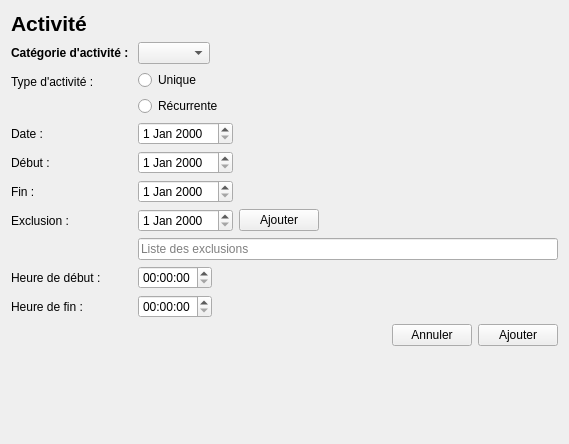
The window that GUI/activite.ui (samueldrouin/PyGuide) describes before a commit, drawn with Qt 5.
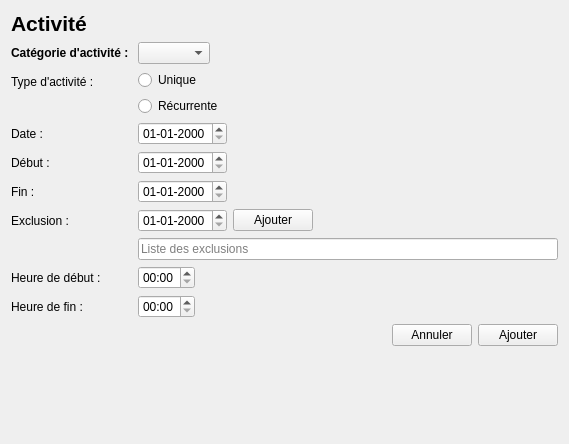
The same window after the commit.

Commit message: Updated date format to dd-MM-yyyy and time to hh:mm

```diff
--- a/GUI/activite.ui
+++ b/GUI/activite.ui
@@ -107,7 +107,11 @@
      <item row="2" column="1">
       <layout class="QHBoxLayout" name="horizontalLayout_4">
        <item>
-        <widget class="QDateEdit" name="ded_unique"/>
+        <widget class="QDateEdit" name="ded_unique">
+         <property name="displayFormat">
+          <string notr="true">dd-MM-yyyy</string>
+         </property>
+        </widget>
        </item>
        <item>
         <spacer name="horizontalSpacer">
@@ -134,7 +138,11 @@
      <item row="3" column="1">
       <layout class="QHBoxLayout" name="horizontalLayout_5">
        <item>
-        <widget class="QDateEdit" name="ded_debut"/>
+        <widget class="QDateEdit" name="ded_debut">
+         <property name="displayFormat">
+          <string notr="true">dd-MM-yyyy</string>
+         </property>
+        </widget>
        </item>
        <item>
         <spacer name="horizontalSpacer_2">
@@ -161,7 +169,11 @@
      <item row="4" column="1">
       <layout class="QHBoxLayout" name="horizontalLayout_6">
        <item>
-        <widget class="QDateEdit" name="ded_fin"/>
+        <widget class="QDateEdit" name="ded_fin">
+         <property name="displayFormat">
+          <string notr="true">dd-MM-yyyy</string>
+         </property>
+        </widget>
        </item>
        <item>
         <spacer name="horizontalSpacer_3">
@@ -193,7 +205,11 @@
        <item>
         <layout class="QHBoxLayout" name="horizontalLayout_2">
          <item>
-          <widget class="QDateEdit" name="ded_exclusion"/>
+          <widget class="QDateEdit" name="ded_exclusion">
+           <property name="displayFormat">
+            <string notr="true">dd-MM-yyyy</string>
+           </property>
+          </widget>
          </item>
          <item>
           <widget class="QPushButton" name="btn_ajouter_exclusion">
@@ -239,7 +255,11 @@
      <item row="6" column="1">
       <layout class="QHBoxLayout" name="horizontalLayout_7">
        <item>
-        <widget class="QTimeEdit" name="tim_debut"/>
+        <widget class="QTimeEdit" name="tim_debut">
+         <property name="displayFormat">
+          <string notr="true">hh:mm</string>
+         </property>
+        </widget>
        </item>
        <item>
         <spacer name="horizontalSpacer_4">
@@ -266,7 +286,11 @@
      <item row="7" column="1">
       <layout class="QHBoxLayout" name="horizontalLayout_8">
        <item>
-        <widget class="QTimeEdit" name="tim_fin"/>
+        <widget class="QTimeEdit" name="tim_fin">
+         <property name="displayFormat">
+          <string notr="true">hh:mm</string>
+         </property>
+        </widget>
        </item>
        <item>
         <spacer name="horizontalSpacer_5">
```
The commit also changes 2 other files.
